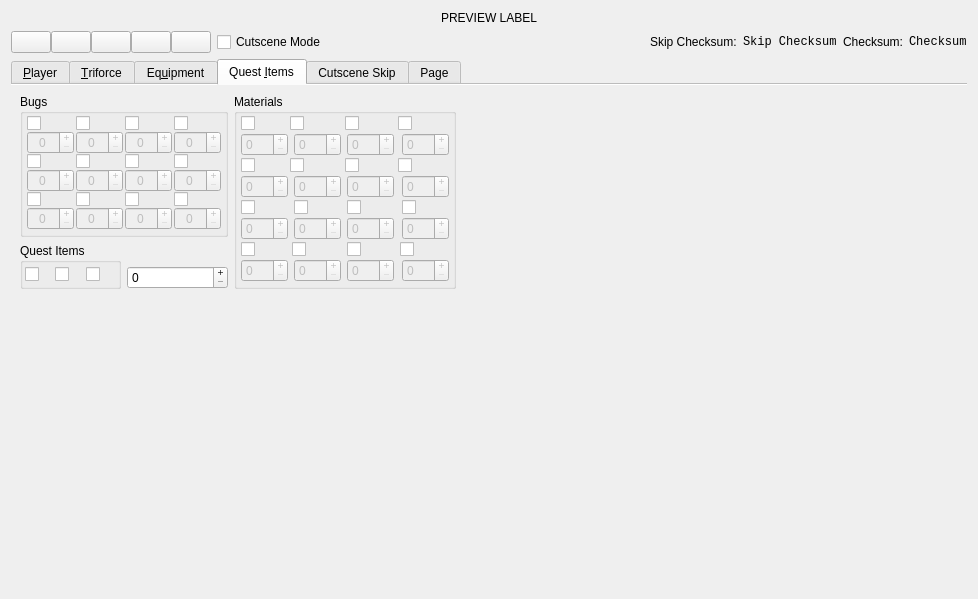
The window that Plugin/ui/SkywardSwordEditorForm.ui (Antidote/SkywardSwordPlugin) describes before a commit, drawn with Qt 5.
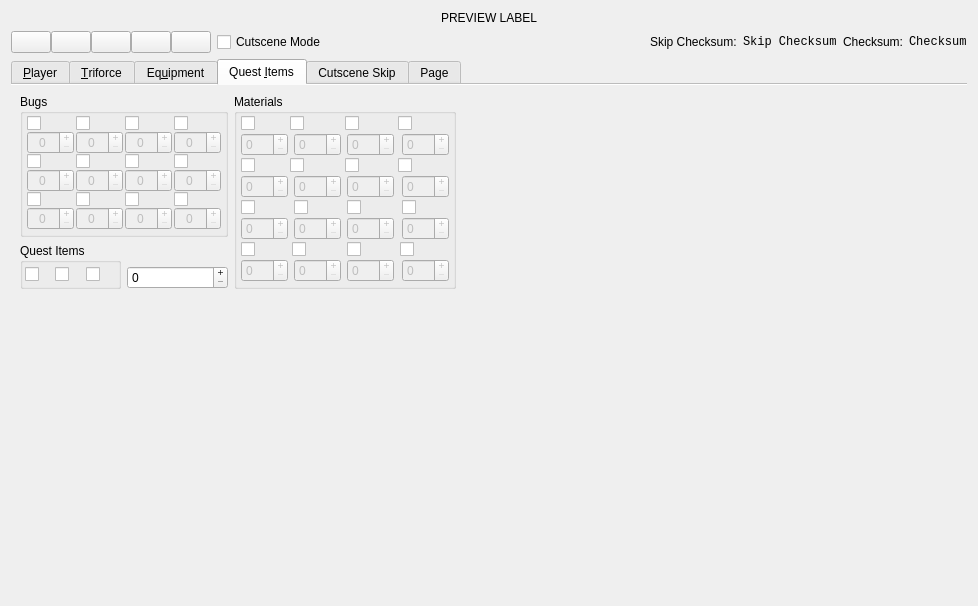
The same window after the commit. The open tabs and pages were chosen to show the change. Icons and pictures are not drawn. Custom widgets are drawn as their Qt base class.

```diff
--- a/Plugin/ui/SkywardSwordEditorForm.ui
+++ b/Plugin/ui/SkywardSwordEditorForm.ui
@@ -7,7 +7,7 @@
     <x>0</x>
     <y>0</y>
     <width>978</width>
-    <height>599</height>
+    <height>606</height>
    </rect>
   </property>
   <property name="styleSheet">
```
Left out of the diff: 75 changed lines with no effect on the pictures.
